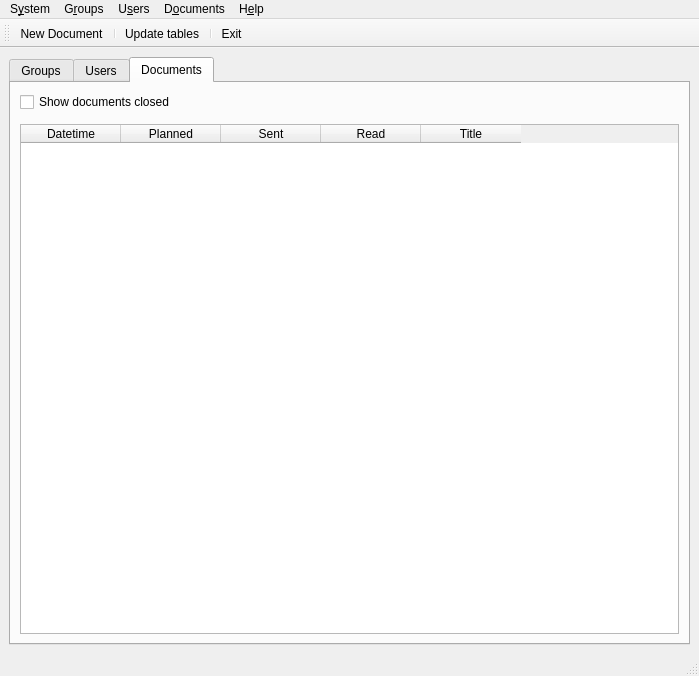
Above: ui/frmMain.ui from turulomio/didyoureadme before the change. Below: the same form after it.
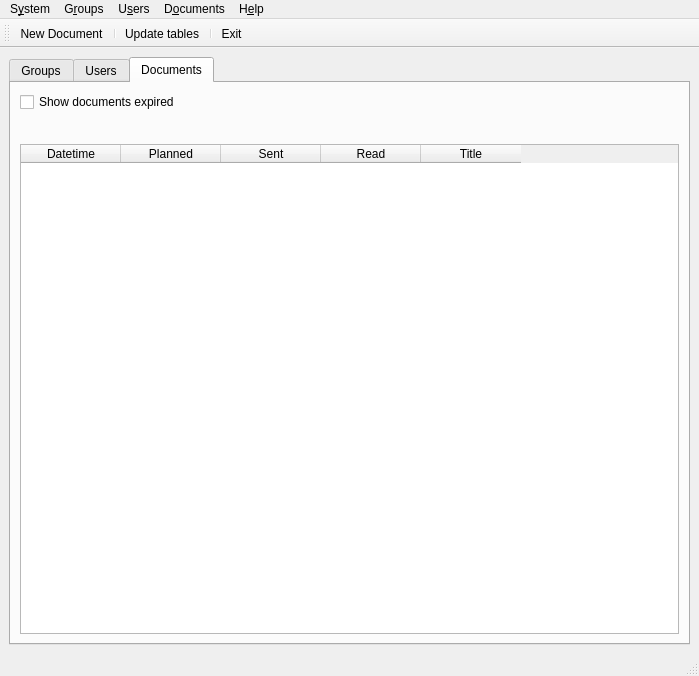
That is the form after the change. Icons and pictures are not drawn. Custom widgets are drawn as their Qt base class.

Commit message: Now changes expiration and corrected closed delete

```diff
--- a/ui/frmMain.ui
+++ b/ui/frmMain.ui
@@ -150,18 +150,48 @@
        <attribute name="title">
         <string>Documents</string>
        </attribute>
-       <layout class="QHBoxLayout" name="horizontalLayout_4">
+       <layout class="QHBoxLayout" name="horizontalLayout_5">
         <item>
          <layout class="QVBoxLayout" name="verticalLayout_2">
           <item>
            <widget class="QCheckBox" name="chkDocumentsClosed">
             <property name="text">
-             <string>Show documents closed</string>
+             <string>Show documents expired</string>
             </property>
            </widget>
           </item>
           <item>
-           <widget class="wdgYearMonth" name="wym" native="true"/>
+           <layout class="QHBoxLayout" name="horizontalLayout_4">
+            <item>
+             <spacer name="horizontalSpacer">
+              <property name="orientation">
+               <enum>Qt::Horizontal</enum>
+              </property>
+              <property name="sizeHint" stdset="0">
+               <size>
+                <width>40</width>
+                <height>20</height>
+               </size>
+              </property>
+             </spacer>
+            </item>
+            <item>
+             <widget class="wdgYearMonth" name="wym" native="true"/>
+            </item>
+            <item>
+             <spacer name="horizontalSpacer_2">
+              <property name="orientation">
+               <enum>Qt::Horizontal</enum>
+              </property>
+              <property name="sizeHint" stdset="0">
+               <size>
+                <width>40</width>
+                <height>20</height>
+               </size>
+              </property>
+             </spacer>
+            </item>
+           </layout>
           </item>
           <item>
            <widget class="QTableWidget" name="tblDocuments">
```
Left out of the diff: 13 changed lines with no effect on the pictures. The commit also changes 8 other files.
